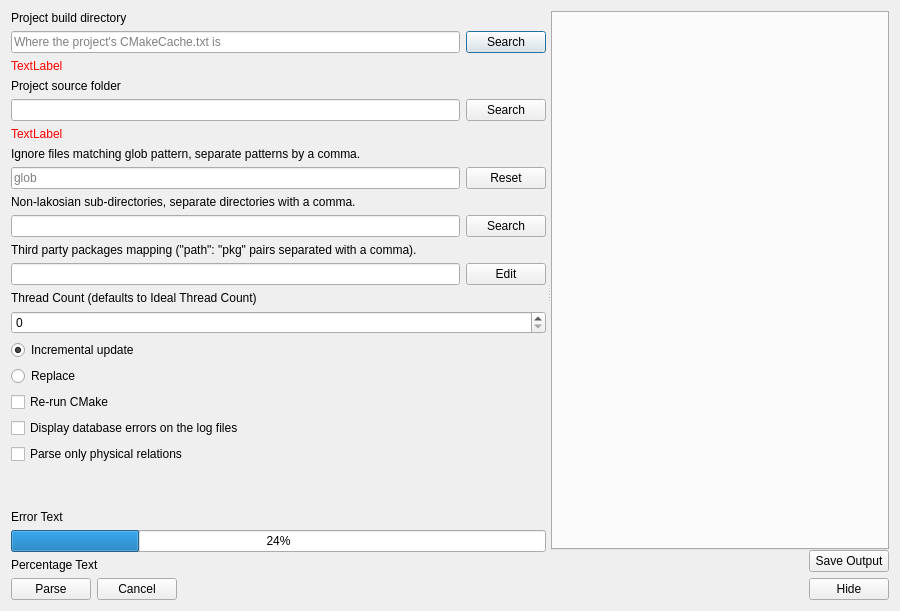
Old version of the form lvtqtw/ct_lvtqtw_parse_codebase.ui in the repository KDE/codevis.
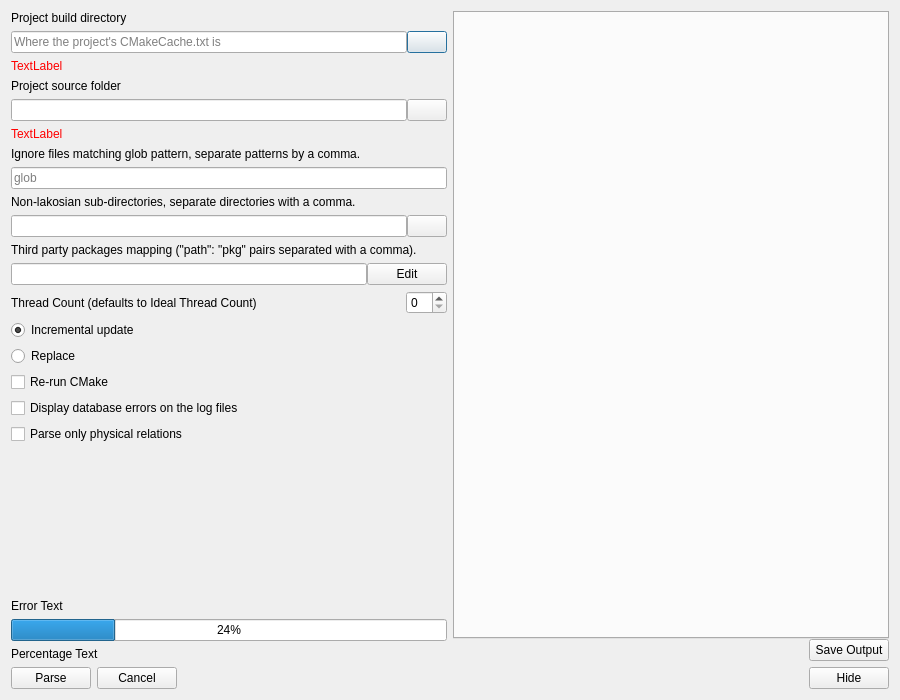
New version of the form. Icons and pictures are not drawn.

Commit message:
Update UI for the code parser dialog
Add icons to buttons, remove uneeded buttons

Patch:
```diff
--- a/lvtqtw/ct_lvtqtw_parse_codebase.ui
+++ b/lvtqtw/ct_lvtqtw_parse_codebase.ui
@@ -7,7 +7,7 @@
     <x>0</x>
     <y>0</y>
     <width>900</width>
-    <height>400</height>
+    <height>700</height>
    </rect>
   </property>
   <property name="windowTitle">
@@ -16,32 +16,12 @@
   <property name="toolTip">
    <string>Try to reuse an existing code database and update the information based on a newer version of the source code</string>
   </property>
-  <layout class="QVBoxLayout" name="verticalLayout_6">
-   <item>
-    <widget class="QSplitter" name="splitter">
-     <property name="sizePolicy">
-      <sizepolicy hsizetype="Expanding" vsizetype="MinimumExpanding">
-       <horstretch>0</horstretch>
-       <verstretch>0</verstretch>
-      </sizepolicy>
-     </property>
-     <property name="frameShape">
-      <enum>QFrame::NoFrame</enum>
-     </property>
-     <property name="orientation">
-      <enum>Qt::Horizontal</enum>
-     </property>
-     <property name="opaqueResize">
-      <bool>true</bool>
-     </property>
-     <property name="handleWidth">
-      <number>5</number>
-     </property>
-     <widget class="QWidget" name="layoutWidget">
-      <layout class="QVBoxLayout" name="verticalLayout_4">
-       <item>
         <layout class="QVBoxLayout" name="verticalLayout_2">
          <item>
+    <layout class="QHBoxLayout" name="horizontalLayout_2">
+     <item>
+      <layout class="QVBoxLayout" name="verticalLayout">
+       <item>
           <widget class="QLabel" name="label_4">
            <property name="text">
             <string>Project build directory</string>
@@ -50,6 +30,9 @@
          </item>
          <item>
           <layout class="QHBoxLayout" name="horizontalLayout_3">
+         <property name="spacing">
+          <number>0</number>
+         </property>
            <item>
             <widget class="QLineEdit" name="compileCommandsFolder">
              <property name="sizePolicy">
@@ -75,7 +58,10 @@
               </sizepolicy>
              </property>
              <property name="text">
-              <string>Search</string>
+            <string/>
+           </property>
+           <property name="icon">
+            <iconset theme="folder-open"/>
              </property>
             </widget>
            </item>
@@ -103,13 +89,19 @@
          </item>
          <item>
           <layout class="QHBoxLayout" name="sourceFolderLayout">
+         <property name="spacing">
+          <number>0</number>
+         </property>
            <item>
             <widget class="QLineEdit" name="sourceFolder"/>
            </item>
            <item>
             <widget class="QPushButton" name="sourceFolderSearch">
              <property name="text">
-              <string>Search</string>
+            <string/>
+           </property>
+           <property name="icon">
+            <iconset theme="folder-open"/>
              </property>
             </widget>
            </item>
@@ -145,18 +137,8 @@
              <property name="placeholderText">
               <string>glob</string>
              </property>
-            </widget>
-           </item>
-           <item>
-            <widget class="QPushButton" name="btnResetIgnorePattern">
-             <property name="sizePolicy">
-              <sizepolicy hsizetype="Fixed" vsizetype="Fixed">
-               <horstretch>0</horstretch>
-               <verstretch>0</verstretch>
-              </sizepolicy>
-             </property>
-             <property name="text">
-              <string>Reset</string>
+           <property name="clearButtonEnabled">
+            <bool>true</bool>
              </property>
             </widget>
            </item>
@@ -171,13 +153,19 @@
          </item>
          <item>
           <layout class="QHBoxLayout" name="nonLakosiansLayout">
+         <property name="spacing">
+          <number>0</number>
+         </property>
            <item>
             <widget class="QLineEdit" name="nonLakosians"/>
            </item>
            <item>
             <widget class="QPushButton" name="nonLakosiansSearch">
              <property name="text">
-              <string>Search</string>
+            <string/>
+           </property>
+           <property name="icon">
+            <iconset theme="folder-open"/>
              </property>
             </widget>
            </item>
@@ -192,6 +180,9 @@
          </item>
          <item>
           <layout class="QHBoxLayout" name="thirdPartyPkgMappingLayout">
+         <property name="spacing">
+          <number>0</number>
+         </property>
            <item>
             <widget class="QLineEdit" name="thirdPartyPkgMapping">
              <property name="readOnly">
@@ -209,9 +200,15 @@
           </layout>
          </item>
          <item>
-          <layout class="QVBoxLayout" name="verticalLayout">
+        <layout class="QHBoxLayout" name="horizontalLayout">
            <item>
             <widget class="QLabel" name="label_2">
+           <property name="sizePolicy">
+            <sizepolicy hsizetype="MinimumExpanding" vsizetype="Preferred">
+             <horstretch>0</horstretch>
+             <verstretch>0</verstretch>
+            </sizepolicy>
+           </property>
              <property name="text">
               <string>Thread Count (defaults to Ideal Thread Count)</string>
              </property>
@@ -220,6 +217,8 @@
            <item>
             <widget class="QSpinBox" name="threadCount"/>
            </item>
+        </layout>
+       </item>
            <item>
             <widget class="QRadioButton" name="updateDb">
              <property name="toolTip">
@@ -273,8 +272,6 @@
              </property>
             </widget>
            </item>
-          </layout>
-         </item>
          <item>
           <spacer name="verticalSpacer">
            <property name="orientation">
@@ -329,8 +326,7 @@
          </item>
         </layout>
        </item>
-      </layout>
-     </widget>
+     <item>
      <widget class="QStackedWidget" name="stackedWidget">
       <property name="currentIndex">
        <number>1</number>
@@ -417,7 +413,8 @@
        </layout>
       </widget>
      </widget>
-    </widget>
+     </item>
+    </layout>
    </item>
    <item>
     <layout class="QHBoxLayout" name="horizontalLayout_5">
```
Lines whose indentation alone changed are shown as unchanged. The commit also changes 1 other file.
